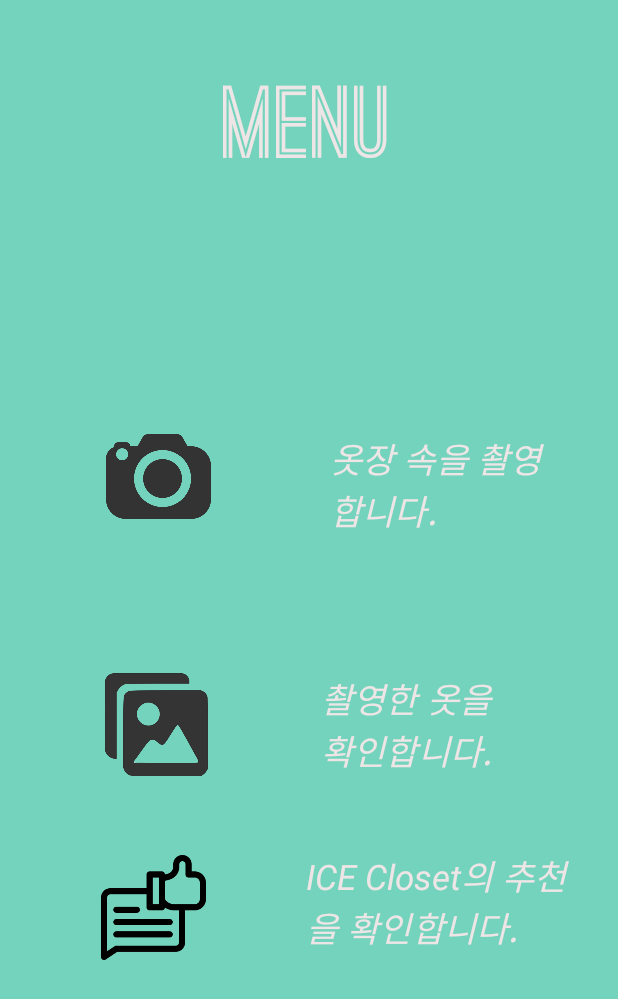
After one commit to ICE-Closet/Closet, an Android app: the menu screen opened directly, with no data from a screen before it, on a phone screen of 412 x 824 dp. The commit adds this screen. Shown: the top 999 px of the screen. Run offline under Robolectric (Android 15) with nearby library versions, the phone set to English and light mode, and no system bars.

Commit message:
MENU 구현

```diff
--- a/ICECloset/app/src/main/AndroidManifest.xml
+++ b/ICECloset/app/src/main/AndroidManifest.xml
@@ -9,7 +9,8 @@
         android:roundIcon="@mipmap/ic_launcher_round"
         android:supportsRtl="true"
         android:theme="@style/AppTheme">
-        <activity android:name=".signup"></activity>
+        <activity android:name=".menu"></activity>
+        <activity android:name=".signup" />
         <activity android:name=".login" />
         <activity
             android:name=".splashLoading"
--- a/ICECloset/app/src/main/java/com/example/icecloset/login.kt
+++ b/ICECloset/app/src/main/java/com/example/icecloset/login.kt
@@ -11,6 +11,11 @@ class login : AppCompatActivity() {
         super.onCreate(savedInstanceState)
         setContentView(R.layout.activity_login)
 
+        login_btn.setOnClickListener {
+            var intent = Intent(applicationContext, menu::class.java)
+            startActivity(intent)
+        }
+
         signup_btn.setOnClickListener {
             var intent = Intent(applicationContext, signup::class.java)
             startActivity(intent)
--- /dev/null
+++ b/ICECloset/app/src/main/java/com/example/icecloset/menu.kt
@@ -0,0 +1,12 @@
+package com.example.icecloset
+
+import androidx.appcompat.app.AppCompatActivity
+import android.os.Bundle
+
+class menu : AppCompatActivity() {
+
+    override fun onCreate(savedInstanceState: Bundle?) {
+        super.onCreate(savedInstanceState)
+        setContentView(R.layout.activity_menu)
+    }
+}
--- a/ICECloset/app/src/main/res/layout/activity_login.xml
+++ b/ICECloset/app/src/main/res/layout/activity_login.xml
@@ -6,6 +6,21 @@
     android:layout_height="match_parent"
     android:background="@color/colorPrimary"
     tools:context=".login">
+
+    <Button
+        android:id="@+id/login_btn"
+        android:layout_width="85dp"
+        android:layout_height="32dp"
+        android:layout_marginBottom="32dp"
+        android:background="@drawable/color_change"
+        android:fontFamily="@font/ostrich"
+        android:text="log in"
+        android:textColor="#EEE6E6"
+        android:textSize="25sp"
+        app:layout_constraintBottom_toTopOf="@+id/facebook_btn"
+        app:layout_constraintEnd_toEndOf="parent"
+        app:layout_constraintHorizontal_bias="0.726"
+        app:layout_constraintStart_toStartOf="parent" />
 
     <ImageView
         android:id="@+id/app_name"
@@ -42,7 +57,7 @@
         android:id="@+id/user_pw"
         android:layout_width="261dp"
         android:layout_height="49dp"
-        android:layout_marginBottom="48dp"
+        android:layout_marginBottom="16dp"
         android:drawableLeft="@drawable/password"
         android:fontFamily="@font/ostrich"
         android:hint=" Password"
@@ -52,10 +67,9 @@
         android:textColorHint="#EEE6E6"
         android:textSize="23sp"
         android:textStyle="bold"
-        app:layout_constraintBottom_toTopOf="@+id/facebook_btn"
+        app:layout_constraintBottom_toTopOf="@+id/login_btn"
         app:layout_constraintEnd_toEndOf="parent"
         app:layout_constraintStart_toStartOf="parent" />
-
 
     <Button
         android:id="@+id/facebook_btn"
--- /dev/null
+++ b/ICECloset/app/src/main/res/layout/activity_menu.xml
@@ -0,0 +1,113 @@
+<?xml version="1.0" encoding="utf-8"?>
+<androidx.constraintlayout.widget.ConstraintLayout xmlns:android="http://schemas.android.com/apk/res/android"
+    xmlns:app="http://schemas.android.com/apk/res-auto"
+    xmlns:tools="http://schemas.android.com/tools"
+    android:layout_width="match_parent"
+    android:layout_height="match_parent"
+    android:background="@color/colorPrimary"
+    tools:context=".menu">
+
+    <TextView
+        android:id="@+id/textView5"
+        android:layout_width="192dp"
+        android:layout_height="70dp"
+        android:layout_marginEnd="16dp"
+        android:layout_marginRight="16dp"
+        android:layout_marginBottom="188dp"
+        android:text="ICE Closet의 추천을 확인합니다."
+        android:textColor="#EEE6E6"
+        android:textSize="23sp"
+        android:textStyle="italic"
+        app:layout_constraintBottom_toBottomOf="parent"
+        app:layout_constraintEnd_toEndOf="parent" />
+
+    <TextView
+        android:id="@+id/textView2"
+        android:layout_width="272dp"
+        android:layout_height="65dp"
+        android:layout_marginTop="56dp"
+        android:fontFamily="@font/ostrich"
+        android:gravity="center"
+        android:text="menu"
+        android:textColor="#EEE6E6"
+        android:textSize="65sp"
+        android:textStyle="bold"
+        app:layout_constraintBottom_toTopOf="@+id/imageButton"
+        app:layout_constraintEnd_toEndOf="parent"
+        app:layout_constraintHorizontal_bias="0.496"
+        app:layout_constraintStart_toStartOf="parent"
+        app:layout_constraintTop_toTopOf="parent"
+        app:layout_constraintVertical_bias="0.0" />
+
+    <ImageButton
+        android:id="@+id/imageButton"
+        android:layout_width="70dp"
+        android:layout_height="70dp"
+        android:layout_marginStart="52dp"
+        android:layout_marginLeft="52dp"
+        android:background="@drawable/color_change"
+        android:scaleType="fitCenter"
+        app:layout_constraintBottom_toTopOf="@+id/imageButton2"
+        app:layout_constraintEnd_toStartOf="@+id/textView3"
+        app:layout_constraintHorizontal_bias="0.188"
+        app:layout_constraintStart_toStartOf="parent"
+        app:layout_constraintTop_toTopOf="parent"
+        app:layout_constraintVertical_bias="0.745"
+        app:srcCompat="@drawable/camera" />
+
+    <TextView
+        android:id="@+id/textView3"
+        android:layout_width="148dp"
+        android:layout_height="64dp"
+        android:layout_marginEnd="44dp"
+        android:layout_marginRight="44dp"
+        android:text="옷장 속을 촬영합니다."
+        android:textColor="#EEE6E6"
+        android:textSize="23sp"
+        android:textStyle="italic"
+        app:layout_constraintBottom_toTopOf="@+id/textView4"
+        app:layout_constraintEnd_toEndOf="parent"
+        app:layout_constraintTop_toTopOf="parent"
+        app:layout_constraintVertical_bias="0.75" />
+
+    <TextView
+        android:id="@+id/textView4"
+        android:layout_width="130dp"
+        android:layout_height="66dp"
+        android:layout_marginEnd="68dp"
+        android:layout_marginRight="68dp"
+        android:layout_marginBottom="52dp"
+        android:text="촬영한 옷을 확인합니다."
+        android:textColor="#EEE6E6"
+        android:textSize="23sp"
+        android:textStyle="italic"
+        app:layout_constraintBottom_toTopOf="@+id/textView5"
+        app:layout_constraintEnd_toEndOf="parent" />
+
+    <ImageButton
+        android:id="@+id/imageButton2"
+        android:layout_width="70dp"
+        android:layout_height="70dp"
+        android:layout_marginBottom="52dp"
+        android:background="@drawable/color_change"
+        android:padding="0.5dp"
+        android:scaleType="fitCenter"
+        app:layout_constraintBottom_toTopOf="@+id/imageButton4"
+        app:layout_constraintEnd_toStartOf="@+id/textView4"
+        app:layout_constraintHorizontal_bias="0.482"
+        app:layout_constraintStart_toStartOf="parent"
+        app:srcCompat="@drawable/photo" />
+
+    <ImageButton
+        android:id="@+id/imageButton4"
+        android:layout_width="70dp"
+        android:layout_height="70dp"
+        android:layout_marginBottom="184dp"
+        android:background="@drawable/color_change"
+        android:scaleType="fitCenter"
+        app:layout_constraintBottom_toBottomOf="parent"
+        app:layout_constraintEnd_toStartOf="@+id/textView5"
+        app:layout_constraintStart_toStartOf="parent"
+        app:srcCompat="@drawable/recommend" />
+
+</androidx.constraintlayout.widget.ConstraintLayout>
```
Also changed, not shown: ICECloset/app/src/main/res/drawable/camera.png (added), ICECloset/app/src/main/res/drawable/photo.png (added), ICECloset/app/src/main/res/drawable/recommend.png (added).
